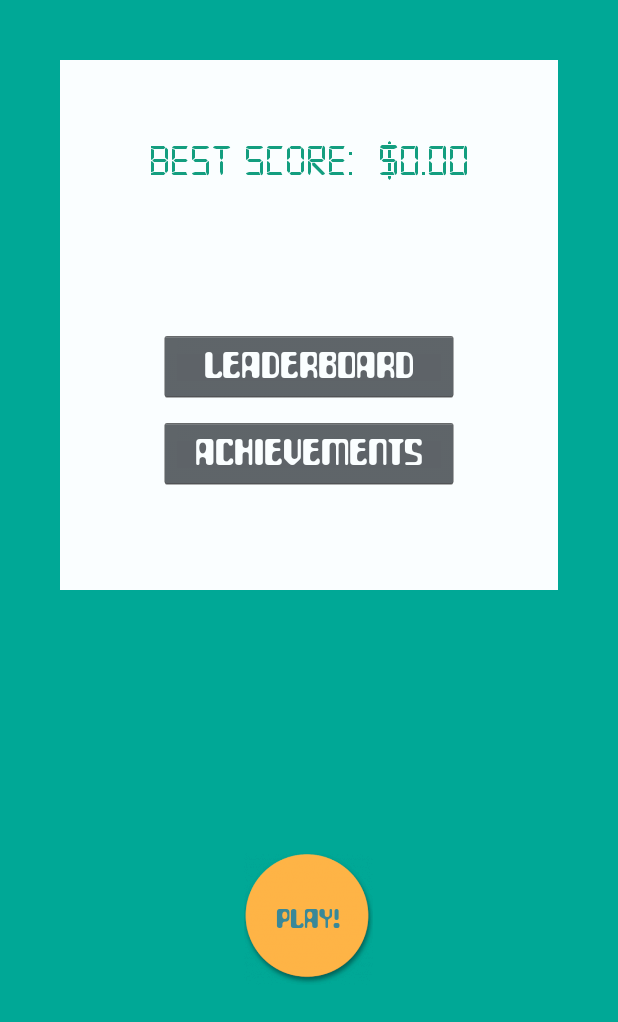
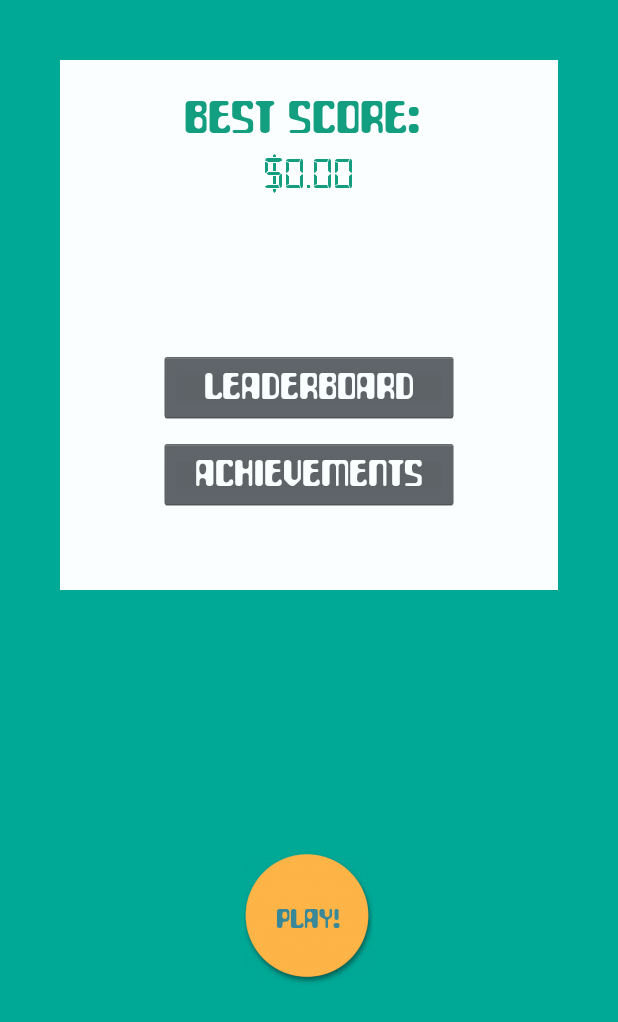
Before and after one commit to BinRoot/SuperStocks, an Android app: the screen it shows after launch (GameActivity), on a phone screen of 412 x 824 dp. Shown: the top 1022 px of the screen. Run offline under Robolectric (Android 15) with nearby library versions, the phone set to English and light mode, and no system bars; 5 statements that could not run were skipped.

Commit message:
supported scores over 2B

```diff
--- a/app/src/main/java/io/binroot/stocks/GameActivity.java
+++ b/app/src/main/java/io/binroot/stocks/GameActivity.java
@@ -49,7 +49,7 @@ public class GameActivity extends BaseGameActivity {
     TextView mSharesText;
     TextView mMoneyText;
     TextView mCurPriceText;
-    private float mMoney = 100.00f;
+    private double mMoney = 100;
     private int mShares = 0;
     CardFrontFragment mFrontFragment;
     CardBackFragment mBackFragment;
@@ -64,8 +64,10 @@ public class GameActivity extends BaseGameActivity {
         super.onCreate(savedInstanceState);
         setContentView(R.layout.activity_game);
 
+        Log.d(TAG, "max float: "+Float.MAX_VALUE);
+
         SharedPreferences sp = getSharedPreferences("vars", getApplicationContext().MODE_PRIVATE);
-        mMoney = sp.getFloat("money", 100f);
+        mMoney = sp.getFloat("money", 2000000000f);
         mShares = sp.getInt("shares", 0);
 
         tf1 = Typeface.createFromAsset(this.getAssets(),"fonts/paraaminobenzoic.ttf");
@@ -163,6 +165,7 @@ public class GameActivity extends BaseGameActivity {
         Button mLeaderboardButton;
         Button mAchievementsButton;
         TextView mBestScore;
+        TextView mBestScoreText;
 
         @Override
         public View onCreateView(LayoutInflater inflater, ViewGroup container, Bundle savedInstanceState) {
@@ -181,6 +184,7 @@ public class GameActivity extends BaseGameActivity {
                     mLeaderboardButton.setVisibility(View.GONE);
                     mAchievementsButton.setVisibility(View.GONE);
                     mBestScore.setVisibility(View.GONE);
+                    mBestScoreText.setVisibility(View.GONE);
                 }
             }, getResources().getInteger(R.integer.card_flip_time_half));
 
@@ -190,12 +194,15 @@ public class GameActivity extends BaseGameActivity {
         public void onResume() {
             super.onResume();
             mBestScore = (TextView) getView().findViewById(R.id.text_bestscore);
+            mBestScoreText = (TextView) getView().findViewById(R.id.text_bestscore_text);
             SharedPreferences sp = getActivity().getSharedPreferences("vars", MODE_PRIVATE);
             float bestscore = Float.parseFloat(sp.getString("bestscore", "0.0"));
             String bestscoreStr = "$" + String.format("%.2f", bestscore);
-            mBestScore.setText("Best Score: " + " " + bestscoreStr);
+            mBestScore.setText(bestscoreStr);
 
             mBestScore.setTypeface(((GameActivity)getActivity()).tf2);
+            mBestScoreText.setTypeface(((GameActivity)getActivity()).tf1);
+
         }
     }
 
@@ -315,7 +322,7 @@ public class GameActivity extends BaseGameActivity {
         saveCurPrice();
         SharedPreferences sp = getSharedPreferences("vars", MODE_PRIVATE);
         SharedPreferences.Editor editor = sp.edit();
-        editor.putFloat("money", mMoney);
+        editor.putFloat("money", (float)mMoney);
         editor.putInt("shares", mShares);
         editor.commit();
 
@@ -369,10 +376,9 @@ public class GameActivity extends BaseGameActivity {
                 Animation.RELATIVE_TO_SELF, 0.5f, Animation.RELATIVE_TO_SELF, 0.5f);
         aClick.setDuration(100);
         mBuyButton.startAnimation(aClick);
-        int curPrice = (int) mStockPriceView.getCurStockPriceActual();
-        int moneySpent = curPrice;
-        if (view == null) moneySpent = curPrice * (((int)mMoney) / curPrice);
-        Log.d(TAG, "money spend: "+moneySpent+", money: "+mMoney+", cur price: "+curPrice);
+        float curPrice = mStockPriceView.getCurStockPriceActual();
+        float moneySpent = curPrice;
+        if (view == null) moneySpent = curPrice * ((int)(mMoney / curPrice));
         if (moneySpent > mMoney || moneySpent == 0) {
             mMoneyText.setTextColor(getResources().getColor(R.color.buydot));
             playSound(R.raw.nobuy);
@@ -393,8 +399,9 @@ public class GameActivity extends BaseGameActivity {
         }
 
         int newShares = 1;
-        if (view == null) newShares = ((int)mMoney) / ((int)mStockPriceView.getCurStockPriceActual());
+        if (view == null) newShares = (int) (mMoney / mStockPriceView.getCurStockPriceActual());
 
+        Log.d(TAG, "money: "+mMoney+", spent: "+moneySpent+ ", outcome: "+(mMoney - moneySpent));
         mMoney -= moneySpent;
         mShares = mShares + newShares;
         updateMoneyText();
@@ -416,8 +423,8 @@ public class GameActivity extends BaseGameActivity {
                 Animation.RELATIVE_TO_SELF, 0.5f, Animation.RELATIVE_TO_SELF, 0.5f);
         aClick.setDuration(100);
         mSellButton.startAnimation(aClick);
-        int moneyGained = (int) mStockPriceView.getCurStockPriceActual();
-        if (view == null) moneyGained = (int) (mShares * mStockPriceView.getCurStockPriceActual());
+        float moneyGained = (int) mStockPriceView.getCurStockPriceActual();
+        if (view == null) moneyGained = (mShares * mStockPriceView.getCurStockPriceActual());
         if (mShares <= 0) {
             mSharesText.setTextColor(getResources().getColor(R.color.buydot));
             playSound(R.raw.nobuy);
@@ -563,7 +570,7 @@ public class GameActivity extends BaseGameActivity {
     public void setBuyFill() {
         ViewGroup.LayoutParams bLayout = mBuyYellow.getLayoutParams();
         float oldHeight = mBuyYellow.getHeight();
-        float newHeight = ((mMoney+0.0f)/100.0f) * mBuyButton.getHeight();
+        float newHeight = (((float)mMoney+0.0f)/100.0f) * mBuyButton.getHeight();
         bLayout.height = (int) newHeight;
         if (bLayout.height > mBuyButton.getHeight()) {
             bLayout.height = mBuyButton.getHeight();
@@ -572,7 +579,7 @@ public class GameActivity extends BaseGameActivity {
         }
         mBuyYellow.setLayoutParams(bLayout);
 
-        if (mMoney <= 100) {
+        if (!(oldHeight == mBuyButton.getHeight() && newHeight >= oldHeight)) {
             ScaleAnimation a = new ScaleAnimation(1f, 1f, (oldHeight / newHeight), 1f, Animation.RELATIVE_TO_SELF, 0f, Animation.RELATIVE_TO_SELF, 1f);
             a.setDuration(500);
             a.setInterpolator(new BounceInterpolator());
--- a/app/src/main/res/layout/fragment_card_front.xml
+++ b/app/src/main/res/layout/fragment_card_front.xml
@@ -8,20 +8,30 @@
     android:layout_marginTop="@dimen/bezel"
     android:orientation="vertical"
     android:background="@color/white2">
-    <FrameLayout
+    <RelativeLayout
         android:layout_width="match_parent"
         android:layout_height="wrap_content"
         android:layout_weight="1">
         <TextView
-            android:id="@+id/text_bestscore"
+            android:id="@+id/text_bestscore_text"
             android:layout_width="wrap_content"
             android:layout_height="wrap_content"
-            android:layout_gravity="center"
+            android:layout_centerHorizontal="true"
             android:paddingTop="20dp"
             android:textColor="@color/bestscore"
             android:textSize="@dimen/text_bestscore"
             android:text="Best Score: "/>
-    </FrameLayout>
+        <TextView
+            android:id="@+id/text_bestscore"
+            android:layout_width="wrap_content"
+            android:layout_height="wrap_content"
+            android:layout_centerHorizontal="true"
+            android:paddingTop="5dp"
+            android:textColor="@color/bestscore"
+            android:textSize="@dimen/text_bestscore"
+            android:layout_below="@id/text_bestscore_text"
+            android:text="$ --"/>
+    </RelativeLayout>
     <FrameLayout
         android:layout_width="match_parent"
         android:layout_height="wrap_content"
```
